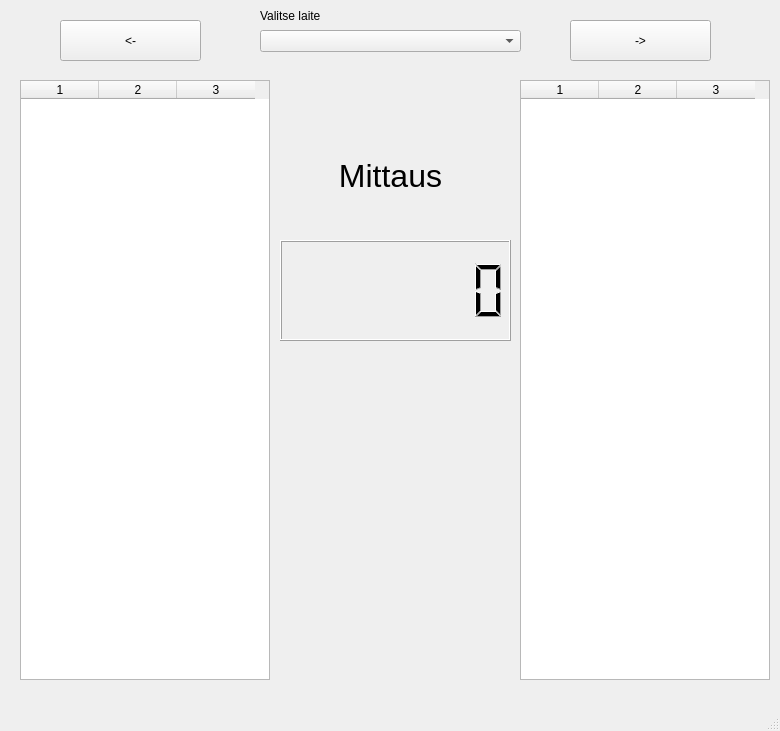
Qt form ui.ui (cyanidesayonara/monitorimittari) before a commit.
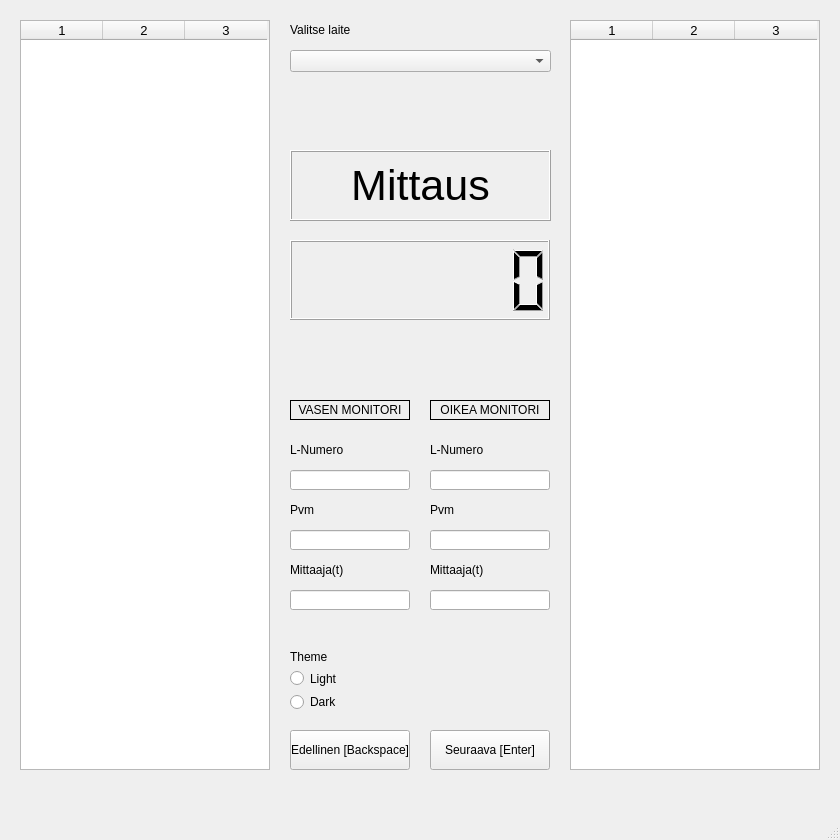
The same form after that commit.

Commit message: add monitor detail inputs & themes

```diff
--- a/ui.ui
+++ b/ui.ui
@@ -6,8 +6,8 @@
    <rect>
     <x>0</x>
     <y>0</y>
-    <width>780</width>
-    <height>731</height>
+    <width>840</width>
+    <height>840</height>
    </rect>
   </property>
   <property name="windowTitle">
@@ -17,34 +17,34 @@
    <widget class="QPushButton" name="backwardButton">
     <property name="geometry">
      <rect>
-      <x>60</x>
-      <y>20</y>
-      <width>141</width>
-      <height>41</height>
+      <x>290</x>
+      <y>730</y>
+      <width>120</width>
+      <height>40</height>
      </rect>
     </property>
     <property name="text">
-     <string>&lt;-</string>
+     <string>Edellinen [Backspace]</string>
     </property>
    </widget>
    <widget class="QPushButton" name="forwardButton">
     <property name="geometry">
      <rect>
-      <x>570</x>
-      <y>20</y>
-      <width>141</width>
-      <height>41</height>
+      <x>430</x>
+      <y>730</y>
+      <width>120</width>
+      <height>40</height>
      </rect>
     </property>
     <property name="text">
-     <string>-&gt;</string>
+     <string>Seuraava [Enter]</string>
     </property>
    </widget>
    <widget class="QComboBox" name="deviceBox">
     <property name="geometry">
      <rect>
-      <x>260</x>
-      <y>30</y>
+      <x>290</x>
+      <y>50</y>
       <width>261</width>
       <height>22</height>
      </rect>
@@ -53,9 +53,9 @@
    <widget class="QLabel" name="deviceBoxLabel">
     <property name="geometry">
      <rect>
-      <x>260</x>
-      <y>6</y>
-      <width>91</width>
+      <x>290</x>
+      <y>20</y>
+      <width>260</width>
       <height>20</height>
      </rect>
     </property>
@@ -66,12 +66,18 @@
    <widget class="QLCDNumber" name="lcdNumber">
     <property name="geometry">
      <rect>
-      <x>280</x>
+      <x>290</x>
       <y>240</y>
-      <width>231</width>
-      <height>101</height>
+      <width>260</width>
+      <height>80</height>
      </rect>
     </property>
+    <property name="lineWidth">
+     <number>1</number>
+    </property>
+    <property name="midLineWidth">
+     <number>0</number>
+    </property>
     <property name="digitCount">
      <number>7</number>
     </property>
@@ -84,15 +90,21 @@
      <rect>
       <x>290</x>
       <y>150</y>
-      <width>201</width>
-      <height>51</height>
+      <width>261</width>
+      <height>71</height>
      </rect>
     </property>
     <property name="font">
      <font>
-      <pointsize>24</pointsize>
+      <pointsize>32</pointsize>
      </font>
     </property>
+    <property name="frameShape">
+     <enum>QFrame::Box</enum>
+    </property>
+    <property name="frameShadow">
+     <enum>QFrame::Raised</enum>
+    </property>
     <property name="text">
      <string>Mittaus</string>
     </property>
@@ -104,11 +116,16 @@
     <property name="geometry">
      <rect>
       <x>20</x>
-      <y>80</y>
+      <y>20</y>
       <width>250</width>
-      <height>600</height>
+      <height>750</height>
      </rect>
     </property>
+    <property name="font">
+     <font>
+      <pointsize>10</pointsize>
+     </font>
+    </property>
     <property name="showGrid">
      <bool>true</bool>
     </property>
@@ -125,7 +142,7 @@
      <bool>true</bool>
     </attribute>
     <attribute name="horizontalHeaderDefaultSectionSize">
-     <number>78</number>
+     <number>82</number>
     </attribute>
     <attribute name="horizontalHeaderMinimumSectionSize">
      <number>39</number>
@@ -149,12 +166,17 @@
    <widget class="QTableWidget" name="tableWidgetRight">
     <property name="geometry">
      <rect>
-      <x>520</x>
-      <y>80</y>
+      <x>570</x>
+      <y>20</y>
       <width>250</width>
-      <height>600</height>
+      <height>750</height>
      </rect>
     </property>
+    <property name="font">
+     <font>
+      <pointsize>10</pointsize>
+     </font>
+    </property>
     <property name="showGrid">
      <bool>true</bool>
     </property>
@@ -171,7 +193,7 @@
      <bool>true</bool>
     </attribute>
     <attribute name="horizontalHeaderDefaultSectionSize">
-     <number>78</number>
+     <number>82</number>
     </attribute>
     <attribute name="verticalHeaderVisible">
      <bool>false</bool>
@@ -189,6 +211,215 @@
     <column/>
     <column/>
    </widget>
+   <widget class="QLineEdit" name="leftLNumberInput">
+    <property name="geometry">
+     <rect>
+      <x>290</x>
+      <y>470</y>
+      <width>120</width>
+      <height>20</height>
+     </rect>
+    </property>
+   </widget>
+   <widget class="QLineEdit" name="rightLNumberInput">
+    <property name="geometry">
+     <rect>
+      <x>430</x>
+      <y>470</y>
+      <width>120</width>
+      <height>20</height>
+     </rect>
+    </property>
+   </widget>
+   <widget class="QLabel" name="leftMonitorLabel">
+    <property name="geometry">
+     <rect>
+      <x>290</x>
+      <y>400</y>
+      <width>120</width>
+      <height>20</height>
+     </rect>
+    </property>
+    <property name="frameShape">
+     <enum>QFrame::Box</enum>
+    </property>
+    <property name="text">
+     <string>VASEN MONITORI</string>
+    </property>
+    <property name="alignment">
+     <set>Qt::AlignCenter</set>
+    </property>
+   </widget>
+   <widget class="QLabel" name="rightMonitorLabel">
+    <property name="geometry">
+     <rect>
+      <x>430</x>
+      <y>400</y>
+      <width>120</width>
+      <height>20</height>
+     </rect>
+    </property>
+    <property name="frameShape">
+     <enum>QFrame::Box</enum>
+    </property>
+    <property name="text">
+     <string>OIKEA MONITORI</string>
+    </property>
+    <property name="alignment">
+     <set>Qt::AlignCenter</set>
+    </property>
+   </widget>
+   <widget class="QLabel" name="leftLNumberLabel">
+    <property name="geometry">
+     <rect>
+      <x>290</x>
+      <y>440</y>
+      <width>120</width>
+      <height>20</height>
+     </rect>
+    </property>
+    <property name="text">
+     <string>L-Numero</string>
+    </property>
+   </widget>
+   <widget class="QLabel" name="rightLNumberLabel">
+    <property name="geometry">
+     <rect>
+      <x>430</x>
+      <y>440</y>
+      <width>120</width>
+      <height>20</height>
+     </rect>
+    </property>
+    <property name="text">
+     <string>L-Numero</string>
+    </property>
+   </widget>
+   <widget class="QLabel" name="rightPvmLabel">
+    <property name="geometry">
+     <rect>
+      <x>430</x>
+      <y>500</y>
+      <width>120</width>
+      <height>20</height>
+     </rect>
+    </property>
+    <property name="text">
+     <string>Pvm</string>
+    </property>
+   </widget>
+   <widget class="QLineEdit" name="leftLPvmInput_2">
+    <property name="geometry">
+     <rect>
+      <x>290</x>
+      <y>530</y>
+      <width>120</width>
+      <height>20</height>
+     </rect>
+    </property>
+   </widget>
+   <widget class="QLineEdit" name="rightLPvmInput">
+    <property name="geometry">
+     <rect>
+      <x>430</x>
+      <y>530</y>
+      <width>120</width>
+      <height>20</height>
+     </rect>
+    </property>
+   </widget>
+   <widget class="QLabel" name="leftPvmLabel">
+    <property name="geometry">
+     <rect>
+      <x>290</x>
+      <y>500</y>
+      <width>120</width>
+      <height>20</height>
+     </rect>
+    </property>
+    <property name="text">
+     <string>Pvm</string>
+    </property>
+   </widget>
+   <widget class="QLabel" name="leftMittaajaLabel">
+    <property name="geometry">
+     <rect>
+      <x>290</x>
+      <y>560</y>
+      <width>120</width>
+      <height>20</height>
+     </rect>
+    </property>
+    <property name="text">
+     <string>Mittaaja(t)</string>
+    </property>
+   </widget>
+   <widget class="QLabel" name="rightMittaajaLabel">
+    <property name="geometry">
+     <rect>
+      <x>430</x>
+      <y>560</y>
+      <width>120</width>
+      <height>20</height>
+     </rect>
+    </property>
+    <property name="text">
+     <string>Mittaaja(t)</string>
+    </property>
+   </widget>
+   <widget class="QLineEdit" name="leftLMittaajaInput_2">
+    <property name="geometry">
+     <rect>
+      <x>290</x>
+      <y>590</y>
+      <width>120</width>
+      <height>20</height>
+     </rect>
+    </property>
+   </widget>
+   <widget class="QLineEdit" name="rightLMittaajaInput">
+    <property name="geometry">
+     <rect>
+      <x>430</x>
+      <y>590</y>
+      <width>120</width>
+      <height>20</height>
+     </rect>
+    </property>
+   </widget>
+   <widget class="QWidget" name="verticalLayoutWidget">
+    <property name="geometry">
+     <rect>
+      <x>290</x>
+      <y>650</y>
+      <width>121</width>
+      <height>61</height>
+     </rect>
+    </property>
+    <layout class="QVBoxLayout" name="themeBox">
+     <item>
+      <widget class="QLabel" name="themeLabel">
+       <property name="text">
+        <string>Theme</string>
+       </property>
+      </widget>
+     </item>
+     <item>
+      <widget class="QRadioButton" name="lightThemeButton">
+       <property name="text">
+        <string>Light</string>
+       </property>
+      </widget>
+     </item>
+     <item>
+      <widget class="QRadioButton" name="darkThemeButton">
+       <property name="text">
+        <string>Dark</string>
+       </property>
+      </widget>
+     </item>
+    </layout>
+   </widget>
   </widget>
   <widget class="QMenuBar" name="menubar">
    <property name="geometry">
```
Left out of the diff: 6 changed lines with no effect on the pictures. The commit also changes 5 other files.
